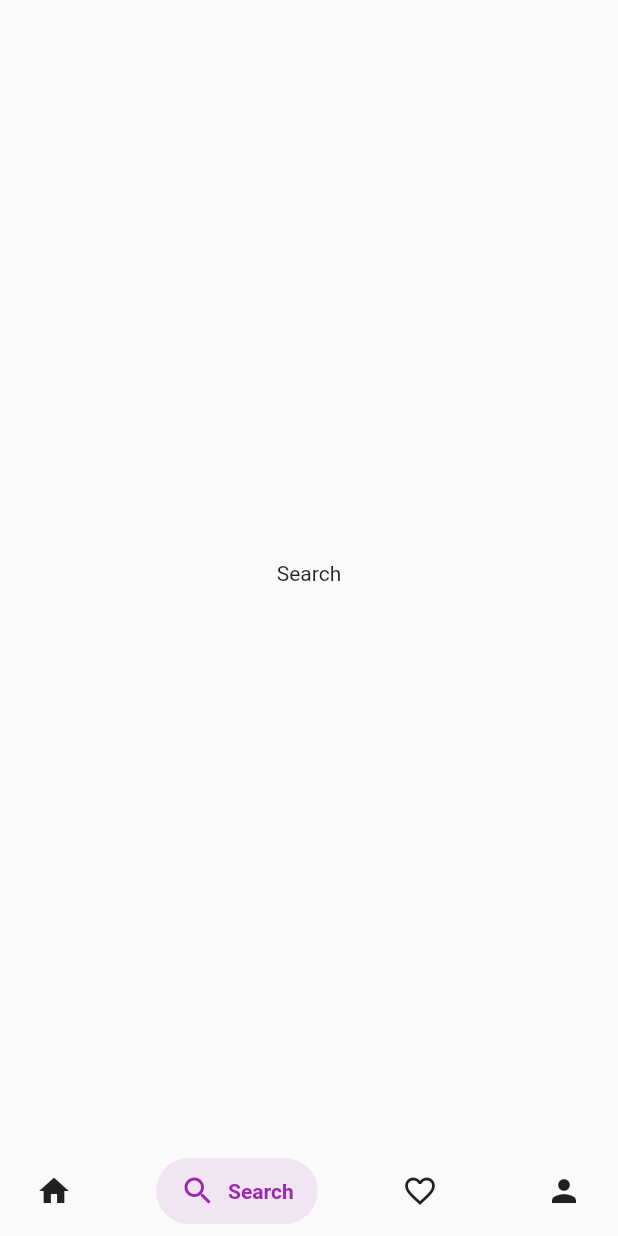
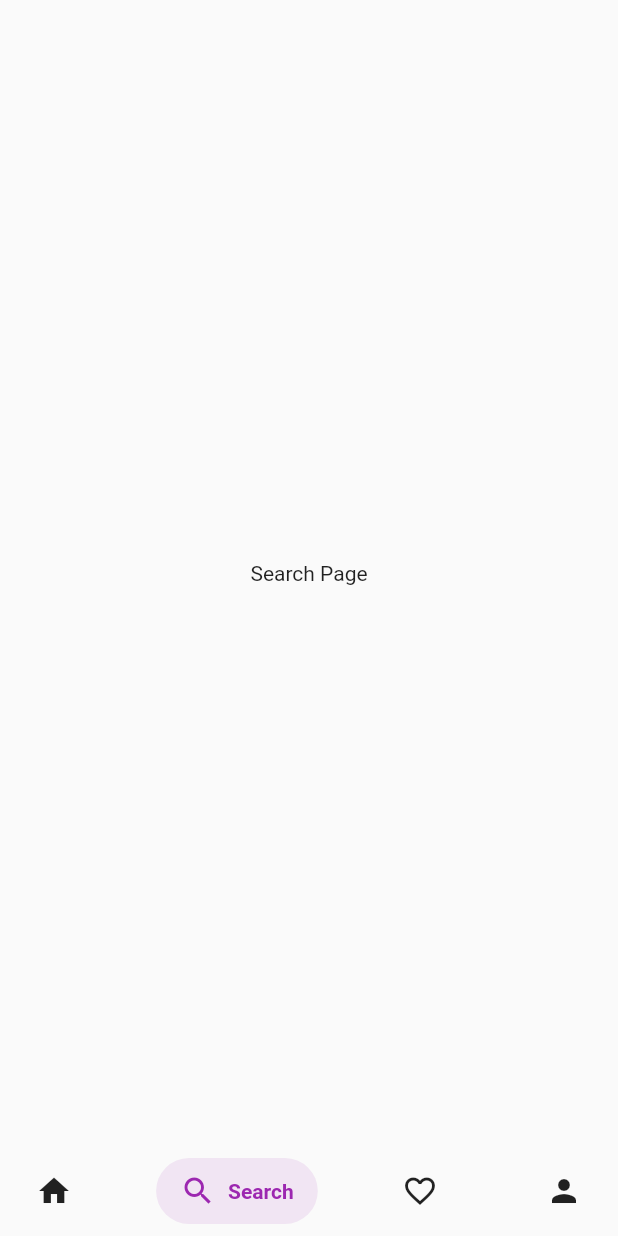
Before and after one commit to rabby220/Flutter-Salomon_Bottom-Bar, a Flutter app: the screen it shows after launch, item 2 of the bottom bar chosen, on a phone screen of 412 x 824 dp. Run offline on Flutter 3.47's test engine with Material 2 defaults, Android fonts, the phone set to English and light mode, and no system bars; drawn by our look-alikes of salomon_bottom_bar.

Commit message:
Search Page Update

```diff
--- a/lib/bottom_bar/search_page.dart
+++ b/lib/bottom_bar/search_page.dart
@@ -13,7 +13,7 @@ class _SearchPageState extends State<SearchPage> {
       debugShowCheckedModeBanner: false,
       home: Scaffold(
         body: Center(
-          child: Text("Search"),
+          child: Text("Search Page"),
         ),
       ),
     );
```
